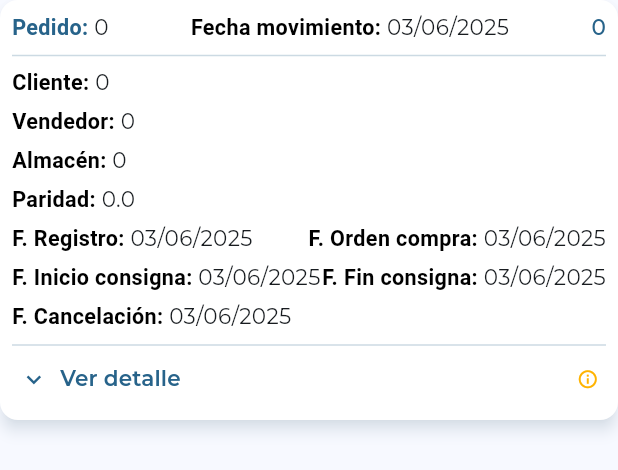
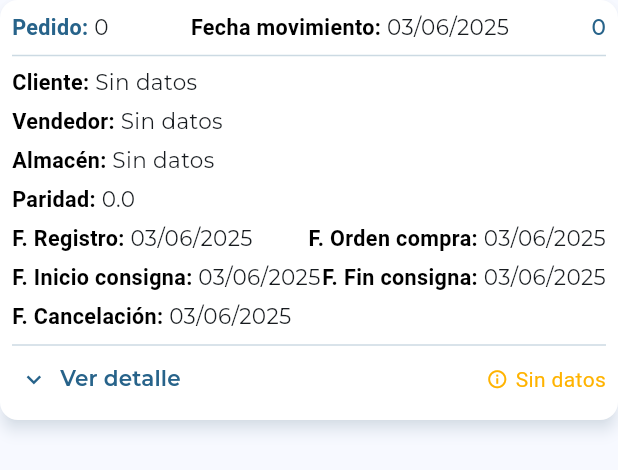
Before and after one commit to DanielPeregrino18/crm, a Flutter app: the CardCabPedRango widget shown alone on an empty page, opened directly with empty values, on a phone screen of 412 x 824 dp. Shown: the top 470 px of the screen. Run offline on Flutter 3.47's test engine with Material 3 defaults, Android fonts, the phone set to English and light mode, and no system bars; drawn by our look-alikes of expandable; our stand-ins replace after_layout, dio, flutter_riverpod, flutter_screenutil, fluttertoast, go_router and 5 more; missing offline and left inert: dart:ffi; generated files the repository leaves out were written again; network calls fail.

Commit message:
fix: Trabajando para mostrar los detalles de los pedidos.

```diff
--- a/lib/core/services/op_pedido_api.dart
+++ b/lib/core/services/op_pedido_api.dart
@@ -4,7 +4,7 @@ import 'package:retrofit/retrofit.dart';
 
 part 'op_pedido_api.g.dart';
 
-@RestApi(baseUrl: 'http://192.168.1.222:8080/api/operaciones/POSopPedido')
+@RestApi(baseUrl: 'http://192.168.1.117:8080/api/operaciones/POSopPedido')
 abstract class OpPedidoApi {
   factory OpPedidoApi(Dio dio) = _OpPedidoApi;
 
@@ -43,7 +43,7 @@ abstract class OpPedidoApi {
   );
 
   @GET('/GetDetPedMov')
-  Future<DetPedMovModel?> getDetPedMov(
+  Future<List<DetPedMovModel>?> getDetPedMov(
     @Query('idAlmacen') int idAlmacen,
     @Query('idPedido') int idPedido,
     @Query('idSaas') String idSaas,
--- a/lib/data/models/pedidos/det_ped_mov_model.dart
+++ b/lib/data/models/pedidos/det_ped_mov_model.dart
@@ -6,8 +6,8 @@ part 'det_ped_mov_model.g.dart';
 class DetPedMovModel {
   int? ID_ALMACEN;
   int? ID_PEDIDO;
-  int? NO_RENGLON;
   int? ID_ARTICULO;
+  String? NOMBRE;
   String? UNIDAD;
   int? FACTOR_COMPRAVENTA;
   double? CANTIDAD;
@@ -19,34 +19,17 @@ class DetPedMovModel {
   double? CANTIDAD_FACTURADA;
   double? CANTIDAD_FACT_AUX;
   String? SERIE;
-  double? PorIVA;
-  double? PorIEPS;
-  double? Precio;
-  double? Iva_retenido;
+  double? POR_IVA;
+  double? POR_IEPS;
+  double? POR_PRECIO;
+  double? IVA_RETENIDO;
   int? ID_LISTA;
-  String? DESCRIPCION;
-  String? PRESENTACION;
-  int? SURTIO;
-  bool? SURTIDO;
-  double? CANTIDAD_ORIGINAL;
-  double? CANTIDAD_AUX_ORIG;
-  DateTime? Fecha_Requerido;
-  int? CANTIDAD_EMPACADA;
-  int? NIVEL_CASCADA;
-  double? CANT_MAX_CASCADA;
-  String? REF_CASCADA;
   double? PRECIOLISTA;
   double? PORIVARET;
-  bool? ES_PAQUETE;
-  double? COSTO_ULTIMO_MN;
-  double? COSTO_ULTIMO_ME;
-  double? COSTO_PROM_MN;
-  double? COSTO_PROM_ME;
 
   DetPedMovModel({
     required this.ID_ALMACEN,
     required this.ID_PEDIDO,
-    required this.NO_RENGLON,
     required this.ID_ARTICULO,
     required this.UNIDAD,
     required this.FACTOR_COMPRAVENTA,
@@ -59,29 +42,14 @@ class DetPedMovModel {
     required this.CANTIDAD_FACTURADA,
     required this.CANTIDAD_FACT_AUX,
     required this.SERIE,
-    required this.PorIVA,
-    required this.PorIEPS,
-    required this.Precio,
-    required this.Iva_retenido,
+    required this.POR_IVA,
+    required this.POR_IEPS,
+    required this.POR_PRECIO,
+    required this.IVA_RETENIDO,
     required this.ID_LISTA,
-    required this.DESCRIPCION,
-    required this.PRESENTACION,
-    required this.SURTIO,
-    required this.SURTIDO,
-    required this.CANTIDAD_ORIGINAL,
-    required this.CANTIDAD_AUX_ORIG,
-    required this.Fecha_Requerido,
-    required this.CANTIDAD_EMPACADA,
-    required this.NIVEL_CASCADA,
-    required this.CANT_MAX_CASCADA,
-    required this.REF_CASCADA,
     required this.PRECIOLISTA,
     required this.PORIVARET,
-    required this.ES_PAQUETE,
-    required this.COSTO_ULTIMO_MN,
-    required this.COSTO_ULTIMO_ME,
-    required this.COSTO_PROM_MN,
-    required this.COSTO_PROM_ME,
+
   });
 
   factory DetPedMovModel.fromJson(Map<String, dynamic> json) =>
--- a/lib/data/repositories/pedidos/det_ped_mov_repository.dart
+++ b/lib/data/repositories/pedidos/det_ped_mov_repository.dart
@@ -10,7 +10,7 @@ class DetPedMovRepository {
         Dio(BaseOptions(contentType: "application/json")),
       );
 
-  Future<DetPedMovModel?> getDetPedMov(
+  Future<List<DetPedMovModel>?> getDetPedMov(
     int idAlmacen,
     int idPedido,
     String idSaas,
@@ -18,7 +18,7 @@ class DetPedMovRepository {
     int idSubscription,
   ) async {
     try {
-      final DetPedMovModel? detPedMov = await _opPedidoApi.getDetPedMov(
+      final List<DetPedMovModel>? detPedMov = await _opPedidoApi.getDetPedMov(
         idAlmacen,
         idPedido,
         idSaas,
--- a/lib/presentation/screens/pedidos/pedidos.dart
+++ b/lib/presentation/screens/pedidos/pedidos.dart
@@ -1,7 +1,7 @@
 import 'package:flutter/material.dart';
 import 'package:flutter_riverpod/flutter_riverpod.dart';
+import 'package:go_router/go_router.dart';
 import 'package:flutter_screenutil/flutter_screenutil.dart';
-import 'package:go_router/go_router.dart';
 import 'package:crm/data/models/almacen_model.dart';
 import 'package:crm/domain/entities/almacen_ob.dart';
 import 'package:crm/presentation/screens/pedidos/widgets/pedidos_widgets.dart';
@@ -223,7 +223,7 @@ class _PedidosState extends ConsumerState<Pedidos> {
                       spacing: 10,
                       children: [
                         Text(
-                          '${cabsPedRango.length} resultados',
+                          'Resultados: ${cabsPedRango.length}',
                           style: TextStyle(color: theme.primary),
                         ),
                         ListView.builder(
--- a/lib/presentation/screens/pedidos/widgets/cabs_ped_rango/card_cab_ped_rango.dart
+++ b/lib/presentation/screens/pedidos/widgets/cabs_ped_rango/card_cab_ped_rango.dart
@@ -1,13 +1,12 @@
-import 'package:crm/data/models/pedidos/det_ped_mov_model.dart';
-import 'package:crm/presentation/viewmodels/pedidos/op_pedido_vm.dart';
+import 'package:flutter/material.dart';
+import 'package:flutter_riverpod/flutter_riverpod.dart';
+import 'package:intl/intl.dart';
+import 'package:google_fonts/google_fonts.dart';
+import 'package:flutter_screenutil/flutter_screenutil.dart';
 import 'package:crm/presentation/widgets/text_bold_normal.dart';
-import 'package:flutter/material.dart';
 import 'package:crm/presentation/widgets/expandable_card.dart';
 import 'package:crm/data/models/pedidos/cab_ped_rango_model.dart';
-import 'package:flutter_riverpod/flutter_riverpod.dart';
-import 'package:flutter_screenutil/flutter_screenutil.dart';
-import 'package:intl/intl.dart';
-import 'package:google_fonts/google_fonts.dart';
+import 'package:crm/presentation/viewmodels/pedidos/op_pedido_vm.dart';
 
 class CardCabPedRango extends ConsumerWidget {
   final CabPedRangoModel cabPedRango;
@@ -34,25 +33,45 @@ class CardCabPedRango extends ConsumerWidget {
     final DateFormat formatter = DateFormat('dd/MM/yyyy');
 
     String right(dynamic right, bool isDate) {
-      return right == null
+      return right == null || right == ""
           ? 'Sin datos'
           : isDate
           ? formatter.format(right)
           : '$right';
     }
 
+    // final List<DetPedMovModel>? detPedMov = ref.watch(detPedMovVMProvider).value;
+
     final DetPedMovVM detPedMovVM = ref.watch(detPedMovVMProvider.notifier);
-    final DetPedMovModel? detPedMov = ref.watch(detPedMovVMProvider).value;
+    final detPedMovList = ref.watch(detPedMovVMProvider).value;
+    final detPedMov = detPedMovList?[cabPedRango.ID_PEDIDO];
+
+    final NumberFormat numberFormat = NumberFormat(",##0.##");
+
+    String granTotal(
+      double cantidad,
+      double importe,
+      double descuento,
+      double ieps,
+      double iva,
+      double ivaRetenido,
+    ) {
+      double subtotal = cantidad * importe;
+      double granTotal = subtotal - descuento + ieps + iva - ivaRetenido;
+      return numberFormat.format(granTotal);
+    }
 
     return ExpandableCard(
       onTap: () {
         debugPrint('redirección');
       },
       onOpenDetalles: () async {
+        if (cabPedRango.ID_ALMACEN != null && cabPedRango.ID_PEDIDO != null) {
           await detPedMovVM.getDetPedMov(
             cabPedRango.ID_ALMACEN!,
             cabPedRango.ID_PEDIDO!,
           );
+        }
       },
       title: Column(
         spacing: 10,
@@ -85,26 +104,57 @@ class CardCabPedRango extends ConsumerWidget {
         spacing: 5,
         children: [
           Icon(Icons.info_outline, size: 15.sp, color: estatusColor),
-          Text('${cabPedRango.ESTATUS}', style: TextStyle(color: estatusColor)),
+          Text(
+            right(cabPedRango.ESTATUS, false),
+            style: TextStyle(color: estatusColor),
+          ),
         ],
       ),
-      expanded: Column(
-        crossAxisAlignment: CrossAxisAlignment.start,
-        children: [
-          Text('Código: ${detPedMov?.ID_ARTICULO}'),
-          Text('Cantidad: ${detPedMov?.CANTIDAD}'),
-          Text('Importe: \$${detPedMov?.IMPORTE}'),
-          Text('Descuento: \$${detPedMov?.DESCUENTO}'),
-          Text('IVA: \$${detPedMov?.IVA}'),
-          Text('Cantidad facturada: ${detPedMov?.CANTIDAD_FACTURADA}'),
-          Text('Precio: \$${detPedMov?.Precio}'),
-          Text('ID lista: ${detPedMov?.ID_LISTA}'),
-          Text('Precio de lista: \$${detPedMov?.PRECIOLISTA}'),
+      expanded:
+          detPedMov == null
+              ? Text('Sin datos')
+              : SingleChildScrollView(
+                scrollDirection: Axis.horizontal,
+                physics: ScrollPhysics(),
+                child: DataTable(
+                  columnSpacing: 10,
+                  columns: [
+                    DataColumn(
+                      label: Text('Código'),
+                      numeric: true,
+                      headingRowAlignment: MainAxisAlignment.center,
+                    ),
+                    DataColumn(
+                      label: Text('Nombre'),
+                      headingRowAlignment: MainAxisAlignment.center,
+                    ),
+                    DataColumn(
+                      label: Text('Cantidad'),
+                      numeric: true,
+                      headingRowAlignment: MainAxisAlignment.center,
+                    ),
+                    DataColumn(
+                      label: Text('Total'),
+                      numeric: true,
+                      headingRowAlignment: MainAxisAlignment.center,
+                    ),
+                  ],
+                  rows:
+                      detPedMov.map((articulo) {
+                        return DataRow(
+                          cells: [
+                            DataCell(Text(right(articulo.ID_ARTICULO, false))),
+                            DataCell(Text(right(articulo.NOMBRE, false))),
+                            DataCell(Text(right(articulo.CANTIDAD, false))),
+                            DataCell(
                               Text(
-            'Fecha requerido: ${right(detPedMov?.Fecha_Requerido, true)}',
+                                '\$${granTotal(articulo.CANTIDAD!, articulo.IMPORTE!, articulo.DESCUENTO!, articulo.IEPS!, articulo.IVA!, articulo.IVA_RETENIDO!)}',
                               ),
-          Text('Es paquete: ${right(detPedMov?.ES_PAQUETE, false)}'),
+                            ),
                           ],
+                        );
+                      }).toList(),
+                ),
               ),
       child: Column(
         crossAxisAlignment: CrossAxisAlignment.start,
@@ -112,15 +162,15 @@ class CardCabPedRango extends ConsumerWidget {
         children: [
           TextBoldNormal(
             bold: 'Cliente',
-            normal: right(cabPedRango.ID_CLIENTE, false),
+            normal: right(cabPedRango.Nombre, false),
           ),
           TextBoldNormal(
             bold: 'Vendedor',
-            normal: right(cabPedRango.ID_VENDEDOR, false),
+            normal: right(cabPedRango.NOMBRE_VENDEDOR, false),
           ),
           TextBoldNormal(
             bold: 'Almacén',
-            normal: right(cabPedRango.ID_ALMACEN, false),
+            normal: right(cabPedRango.NOMBRE_ALMACEN, false),
           ),
           TextBoldNormal(
             bold: 'Paridad',
```
Also changed, not shown: lib/presentation/screens/pedidos/pedido/pedido.dart (+37 -21 lines), lib/presentation/viewmodels/pedidos/op_pedido_vm.dart (+41 -18 lines), lib/presentation/widgets/custom_stepper.dart (+8 -2 lines), 1 other file. Lines whose indentation alone changed are shown as unchanged.
